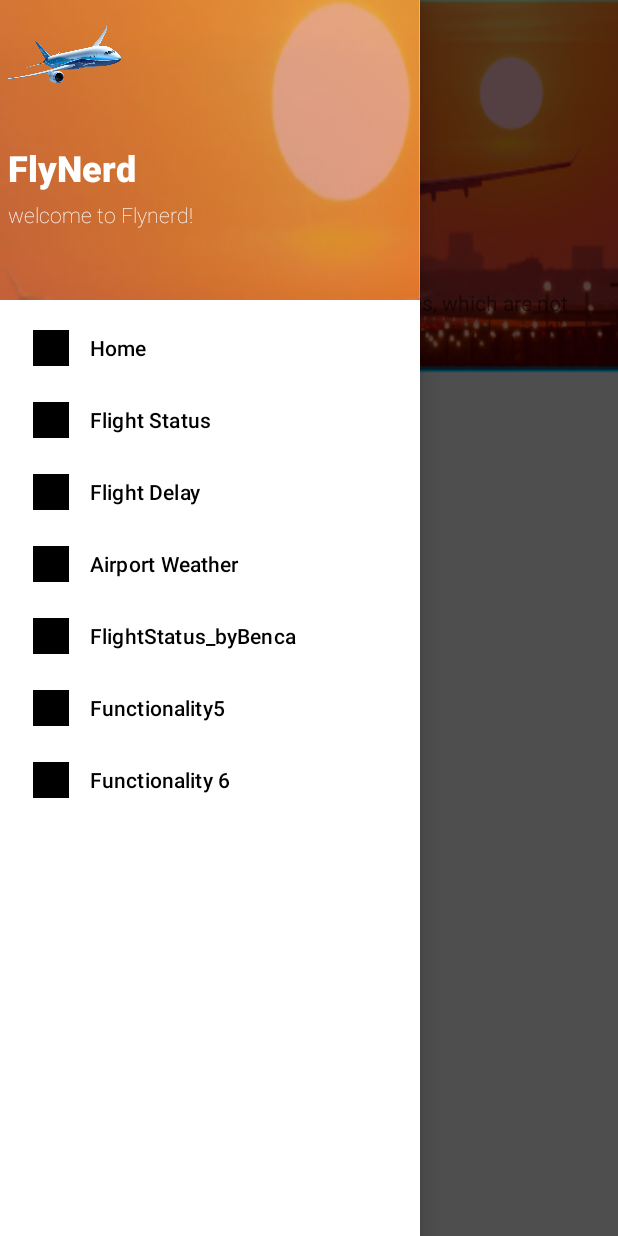
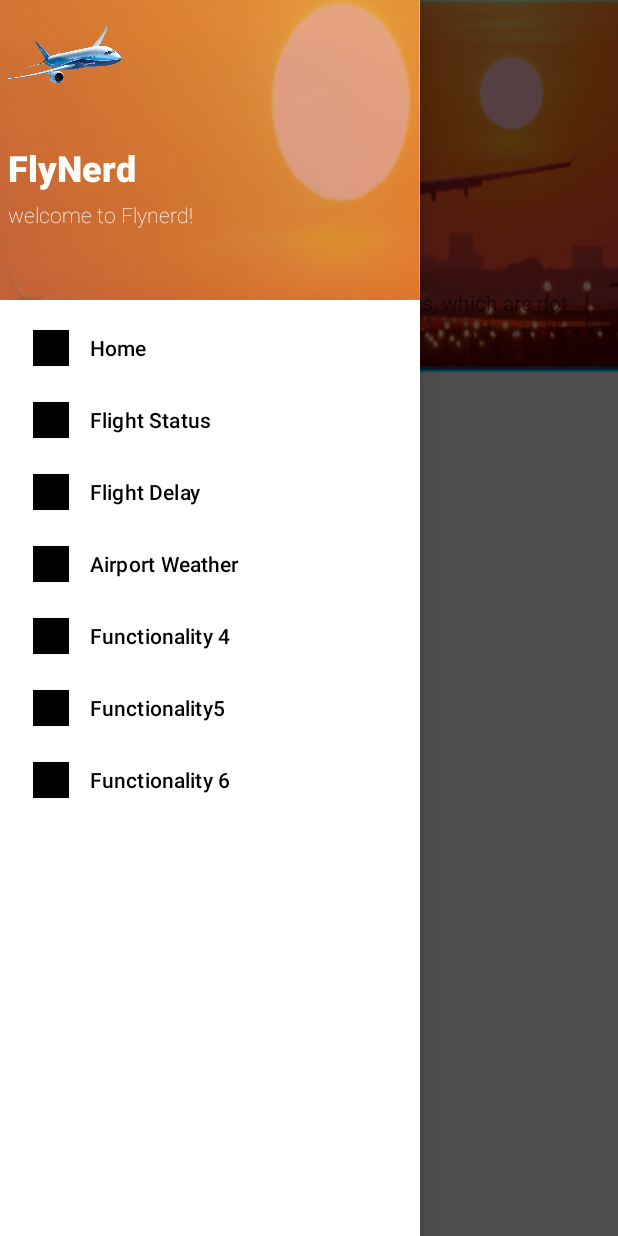
Before and after one commit to KaiBytes/App_FlyNerd, an Android app: the screen it shows after launch (MapActivity), with the side drawer open, on a phone screen of 412 x 824 dp. Run offline under Robolectric (Android 15) with nearby library versions, the phone set to English and light mode, and no system bars.

```diff
--- a/app/src/main/res/menu/main_menu.xml
+++ b/app/src/main/res/menu/main_menu.xml
@@ -27,7 +27,7 @@
             <item
                 android:id="@+id/func4"
                 android:icon="@drawable/functionality4"
-                android:title="FlightStatus_byBenca" />
+                android:title="Functionality 4" />
             <item
                 android:id="@+id/func5"
                 android:icon="@drawable/functionality5"
```
